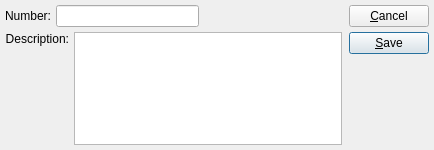
Qt form xtuple/trunk/guiclient/company.ui (WooodHead/xtuple) before a commit.
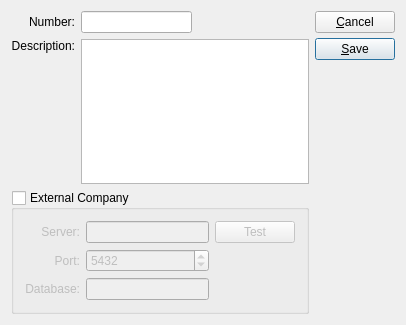
The same form after that commit. Custom widgets are drawn as their Qt base class.

Commit message: fixes issue #6788 - Multi-Database Financial Report Engine Consolidation - first pass implementing the feature as specified.

Diff of the .ui file:
```diff
--- a/xtuple/trunk/guiclient/company.ui
+++ b/xtuple/trunk/guiclient/company.ui
@@ -8,133 +8,161 @@
    <rect>
     <x>0</x>
     <y>0</y>
-    <width>434</width>
-    <height>150</height>
+    <width>406</width>
+    <height>325</height>
    </rect>
   </property>
   <property name="windowTitle" >
    <string>Company Number</string>
   </property>
   <layout class="QHBoxLayout" >
-   <property name="margin" >
-    <number>5</number>
-   </property>
-   <property name="spacing" >
-    <number>7</number>
-   </property>
    <item>
-    <layout class="QVBoxLayout" >
-     <property name="margin" >
-      <number>0</number>
-     </property>
-     <property name="spacing" >
-      <number>5</number>
-     </property>
-     <item>
-      <layout class="QHBoxLayout" >
-       <property name="margin" >
-        <number>0</number>
+    <layout class="QGridLayout" >
+     <item row="0" column="0" >
+      <widget class="QLabel" name="_numberLit" >
+       <property name="text" >
+        <string>Number:</string>
        </property>
-       <property name="spacing" >
-        <number>5</number>
+       <property name="alignment" >
+        <set>Qt::AlignRight|Qt::AlignTrailing|Qt::AlignVCenter</set>
        </property>
-       <item>
-        <widget class="QLabel" name="_numberLit" >
-         <property name="text" >
-          <string>Number:</string>
-         </property>
-         <property name="alignment" >
-          <set>Qt::AlignRight|Qt::AlignTrailing|Qt::AlignVCenter</set>
-         </property>
-        </widget>
-       </item>
-       <item>
-        <layout class="QHBoxLayout" >
-         <property name="margin" >
-          <number>0</number>
-         </property>
-         <property name="spacing" >
-          <number>0</number>
-         </property>
-         <item>
-          <widget class="XLineEdit" name="_number" />
-         </item>
-         <item>
-          <spacer>
-           <property name="orientation" >
-            <enum>Qt::Horizontal</enum>
-           </property>
-           <property name="sizeType" >
-            <enum>QSizePolicy::Expanding</enum>
-           </property>
-           <property name="sizeHint" >
-            <size>
-             <width>51</width>
-             <height>10</height>
-            </size>
-           </property>
-          </spacer>
-         </item>
-        </layout>
-       </item>
-      </layout>
+       <property name="buddy" >
+        <cstring>_number</cstring>
+       </property>
+      </widget>
      </item>
-     <item>
-      <layout class="QHBoxLayout" >
-       <property name="margin" >
-        <number>0</number>
+     <item row="0" column="1" >
+      <widget class="XLineEdit" name="_number" />
+     </item>
+     <item row="1" column="0" >
+      <widget class="QLabel" name="_descripLit" >
+       <property name="text" >
+        <string>Description:</string>
        </property>
-       <property name="spacing" >
-        <number>5</number>
+       <property name="alignment" >
+        <set>Qt::AlignRight|Qt::AlignTop|Qt::AlignTrailing</set>
        </property>
-       <item>
-        <layout class="QVBoxLayout" >
-         <property name="margin" >
-          <number>0</number>
-         </property>
-         <property name="spacing" >
-          <number>0</number>
-         </property>
-         <item>
-          <widget class="QLabel" name="_descripLit" >
-           <property name="text" >
-            <string>Description:</string>
-           </property>
-           <property name="alignment" >
-            <set>Qt::AlignRight|Qt::AlignTrailing|Qt::AlignVCenter</set>
-           </property>
-          </widget>
-         </item>
-         <item>
-          <spacer>
-           <property name="orientation" >
-            <enum>Qt::Vertical</enum>
-           </property>
-           <property name="sizeType" >
-            <enum>QSizePolicy::Expanding</enum>
-           </property>
-           <property name="sizeHint" >
-            <size>
-             <width>26</width>
-             <height>49</height>
-            </size>
-           </property>
-          </spacer>
-         </item>
-        </layout>
-       </item>
-       <item>
-        <widget class="QTextEdit" name="_descrip" />
-       </item>
-      </layout>
+       <property name="buddy" >
+        <cstring>_descrip</cstring>
+       </property>
+      </widget>
+     </item>
+     <item row="1" column="1" colspan="2" >
+      <widget class="XTextEdit" name="_descrip" />
+     </item>
+     <item row="2" column="0" colspan="3" >
+      <widget class="QGroupBox" name="_extGroup" >
+       <property name="title" >
+        <string>External Company</string>
+       </property>
+       <property name="checkable" >
+        <bool>true</bool>
+       </property>
+       <property name="checked" >
+        <bool>false</bool>
+       </property>
+       <layout class="QGridLayout" >
+        <item row="0" column="0" >
+         <widget class="QLabel" name="_extServerLit" >
+          <property name="text" >
+           <string>Server:</string>
+          </property>
+          <property name="alignment" >
+           <set>Qt::AlignRight|Qt::AlignTrailing|Qt::AlignVCenter</set>
+          </property>
+          <property name="buddy" >
+           <cstring>_extServer</cstring>
+          </property>
+         </widget>
+        </item>
+        <item row="1" column="0" >
+         <widget class="QLabel" name="_extPortLit" >
+          <property name="text" >
+           <string>Port:</string>
+          </property>
+          <property name="alignment" >
+           <set>Qt::AlignRight|Qt::AlignTrailing|Qt::AlignVCenter</set>
+          </property>
+          <property name="buddy" >
+           <cstring>_extPort</cstring>
+          </property>
+         </widget>
+        </item>
+        <item row="2" column="0" >
+         <widget class="QLabel" name="_extDBLit" >
+          <property name="text" >
+           <string>Database:</string>
+          </property>
+          <property name="alignment" >
+           <set>Qt::AlignRight|Qt::AlignTrailing|Qt::AlignVCenter</set>
+          </property>
+          <property name="buddy" >
+           <cstring>_extDB</cstring>
+          </property>
+         </widget>
+        </item>
+        <item row="0" column="1" >
+         <widget class="XLineEdit" name="_extServer" />
+        </item>
+        <item row="2" column="1" >
+         <widget class="XLineEdit" name="_extDB" />
+        </item>
+        <item row="0" column="2" >
+         <widget class="QPushButton" name="_extTest" >
+          <property name="text" >
+           <string>Test</string>
+          </property>
+         </widget>
+        </item>
+        <item row="1" column="1" >
+         <widget class="QSpinBox" name="_extPort" >
+          <property name="minimum" >
+           <number>1024</number>
+          </property>
+          <property name="maximum" >
+           <number>65535</number>
+          </property>
+          <property name="value" >
+           <number>5432</number>
+          </property>
+         </widget>
+        </item>
+       </layout>
+      </widget>
+     </item>
+     <item row="3" column="1" >
+      <spacer>
+       <property name="orientation" >
+        <enum>Qt::Vertical</enum>
+       </property>
+       <property name="sizeHint" >
+        <size>
+         <width>20</width>
+         <height>0</height>
+        </size>
+       </property>
+      </spacer>
+     </item>
+     <item row="0" column="2" >
+      <spacer>
+       <property name="orientation" >
+        <enum>Qt::Horizontal</enum>
+       </property>
+       <property name="sizeType" >
+        <enum>QSizePolicy::Expanding</enum>
+       </property>
+       <property name="sizeHint" >
+        <size>
+         <width>51</width>
+         <height>10</height>
+        </size>
+       </property>
+      </spacer>
      </item>
     </layout>
    </item>
    <item>
     <layout class="QVBoxLayout" >
-     <property name="margin" >
-      <number>0</number>
-     </property>
      <property name="spacing" >
       <number>5</number>
      </property>
@@ -182,8 +210,11 @@
    <class>XLineEdit</class>
    <extends>QLineEdit</extends>
    <header>xlineedit.h</header>
-   <container>0</container>
-   <pixmap></pixmap>
+  </customwidget>
+  <customwidget>
+   <class>XTextEdit</class>
+   <extends>QTextEdit</extends>
+   <header>xtextedit.h</header>
   </customwidget>
  </customwidgets>
  <tabstops>
```
Left out of the diff: 13 changed lines with no effect on the pictures. The commit also changes 29 other files.
